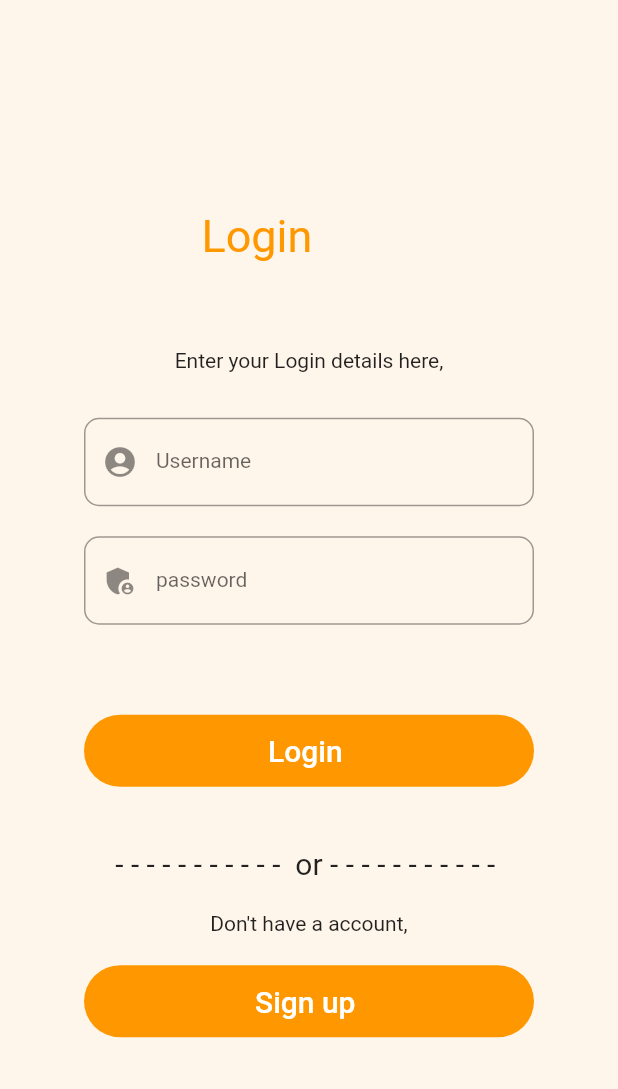
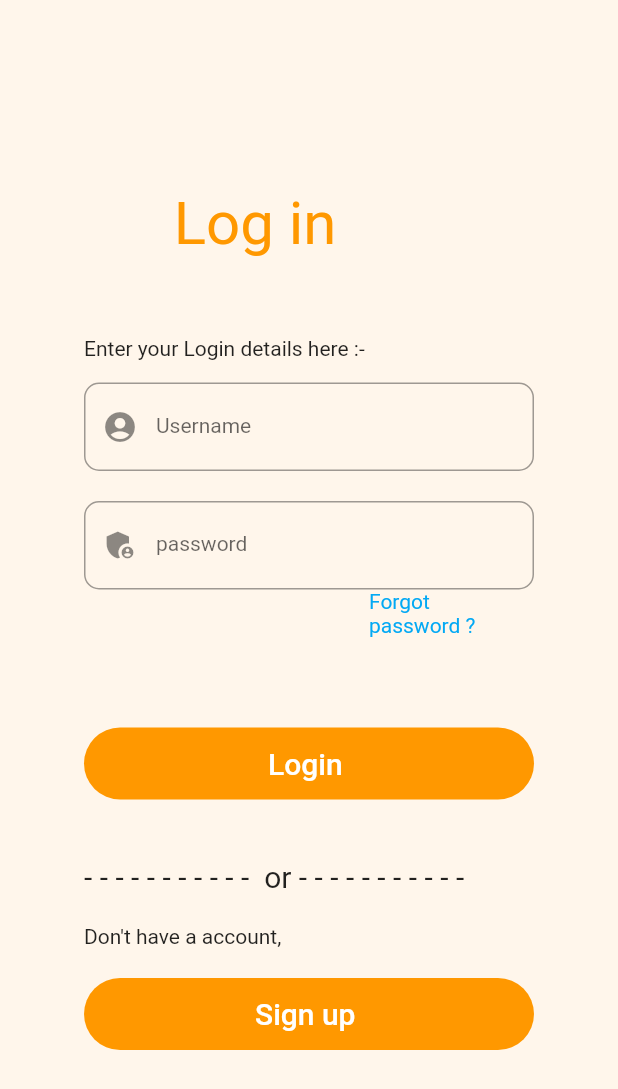
Before and after one commit to smitkachhadiya/myrestaurant, a Flutter app: the screen it shows after launch, on a phone screen of 412 x 824 dp. Shown: the top 1089 px of the screen. Run offline on Flutter 3.47's test engine with Material 2 defaults, Android fonts, the light colour scheme and no system bars.

Commit message:
committed successfully

```diff
--- a/lib/loginpage.dart
+++ b/lib/loginpage.dart
@@ -1,10 +1,9 @@
 import 'package:flutter/cupertino.dart';
 import 'package:flutter/material.dart';
 import 'package:restaurant/homepage.dart';
-import 'package:restaurant/main.dart';
 import 'package:restaurant/register.dart';
 
-class loginpage extends StatefulWidget{
+class loginpage extends StatefulWidget {
   @override
   State<loginpage> createState() => _loginpageState();
 }
@@ -20,65 +19,111 @@ class _loginpageState extends State<loginpage> {
           reverse: false,
           child: Column(
             children: [
-              Row(children: [
-                Container(height: 50,width: 350,
-                  alignment: AlignmentDirectional.center,
-                  decoration: BoxDecoration(borderRadius: BorderRadius.circular(20),),
-                  child: Container(
-                    child: Text("Login ",style: TextStyle(fontSize: 30,color: Colors.orange),),
-                ),)],),
+              Row(
+                children: [
+                  Container(
+                    height: 50,
+                    width: 350,
+                    alignment: AlignmentDirectional.center,
+                    decoration: BoxDecoration(
+                      borderRadius: BorderRadius.circular(20),
+                    ),
+                    child: Container(
+                      child: Text(
+                        "Log in ",
+                        style: TextStyle(fontSize: 40, color: Colors.orange),
+                      ),
+                    ),
+                  )
+                ],
+              ),
               SizedBox(height: 50),
-              SizedBox(width: 300,
+              SizedBox(
+                width: 300,
                 child: Column(
+                  mainAxisAlignment: MainAxisAlignment.start,
+                  crossAxisAlignment: CrossAxisAlignment.start,
                   children: [
-
-                    Text("Enter your Login details here,"),
-                    Padding(padding: EdgeInsets.all(15)),
+                    Text("Enter your Login details here :-"),
+                    Padding(padding: EdgeInsets.only(top: 15)),
                     TextField(
                       decoration: InputDecoration(
-                          contentPadding:  EdgeInsets.all(20),
-                          border: OutlineInputBorder(borderRadius: BorderRadius.circular(10)),
-                          hintText: 'Enter your name ',hintStyle: TextStyle(fontWeight: FontWeight.bold),
-                          labelText: 'Username', labelStyle: TextStyle(fontSize: 14),
-                          prefixIcon: Icon(Icons.account_circle_rounded)
-                      ),
+                          contentPadding: EdgeInsets.all(20),
+                          border: OutlineInputBorder(
+                              borderRadius: BorderRadius.circular(10)),
+                          hintText: 'Enter your name ',
+                          hintStyle: TextStyle(fontWeight: FontWeight.bold),
+                          labelText: 'Username',
+                          labelStyle: TextStyle(fontSize: 14),
+                          prefixIcon: Icon(Icons.account_circle_rounded)),
                     ),
-                    Padding( padding: const EdgeInsets.all(10)),
+                    Padding(padding: const EdgeInsets.all(10)),
                     TextField(
                       decoration: InputDecoration(
-                          contentPadding:  EdgeInsets.all(20),
-                          border: OutlineInputBorder(borderRadius: BorderRadius.circular(10)),
-                          hintText: 'Enter your password ',hintStyle: TextStyle(fontWeight: FontWeight.bold),
-                          labelText: 'password', labelStyle: TextStyle(fontSize: 14),
-                          prefixIcon: Icon(Icons.admin_panel_settings_sharp)
-                      ),
+                          contentPadding: EdgeInsets.all(20),
+                          border: OutlineInputBorder(
+                              borderRadius: BorderRadius.circular(10)),
+                          hintText: 'Enter your password ',
+                          hintStyle: TextStyle(fontWeight: FontWeight.bold),
+                          labelText: 'password',
+                          labelStyle: TextStyle(fontSize: 14),
+                          prefixIcon: Icon(Icons.admin_panel_settings_sharp)),
                     ),
-                    Padding( padding: const EdgeInsets.all(30)),
-                    Container(width: 300,decoration: BoxDecoration(color: Colors.orange,borderRadius: BorderRadius.circular(30)),
-                      child: TextButton(onPressed: (){
-                        Navigator.push(context, MaterialPageRoute(builder: (context) => homepage()));
-                      } ,
-                        child: Text("Login ",style: TextStyle(color: Colors.white,fontSize: 20)),
+                    Padding(
+                      padding: EdgeInsets.only(left: 190),
+                      child: Text("Forgot password ?", style: TextStyle(color: Colors.lightBlue)),
+                    ),
+                    Padding(padding: const EdgeInsets.all(30)),
+                    Container(
+                      width: 300,
+                      decoration: BoxDecoration(
+                          color: Colors.orange,
+                          borderRadius: BorderRadius.circular(30)),
+                      child: TextButton(
+                        onPressed: () {
+                          Navigator.push(
+                              context,
+                              MaterialPageRoute(
+                                  builder: (context) => homepage()));
+                        },
+                        child: Text("Login ",
+                            style:
+                                TextStyle(color: Colors.white, fontSize: 20)),
                       ),
                     ),
                     Padding(padding: EdgeInsets.all(20)),
-                    Text("- - - - - - - - - - -  or - - - - - - - - - - - ",style: TextStyle(fontSize: 20),),
+                    Text(
+                      "- - - - - - - - - - -  or - - - - - - - - - - - ",
+                      style: TextStyle(fontSize: 20),
+                    ),
                     Padding(padding: EdgeInsets.all(10)),
                     Text("Don't have a account,"),
                     Padding(padding: EdgeInsets.all(10)),
                     SizedBox(
-                      child: Container(width: 300,decoration: BoxDecoration(color: Colors.orange,borderRadius: BorderRadius.circular(30)),
-                        child: TextButton(onPressed: (){
-                          Navigator.push(context, MaterialPageRoute(builder: (context) => register()));
-                        } ,
-                          child: Text("Sign up ",style: TextStyle(color: Colors.white,fontSize: 20)),
+                      child: Container(
+                        width: 300,
+                        decoration: BoxDecoration(
+                            color: Colors.orange,
+                            borderRadius: BorderRadius.circular(30)),
+                        child: TextButton(
+                          onPressed: () {
+                            Navigator.push(
+                                context,
+                                MaterialPageRoute(
+                                    builder: (context) => register()));
+                          },
+                          child: Text("Sign up ",
+                              style:
+                                  TextStyle(color: Colors.white, fontSize: 20)),
                         ),
                       ),
                     ),
                   ],
                 ),
               )
-      ],),),
+            ],
+          ),
+        ),
       ),
     );
   }
```
